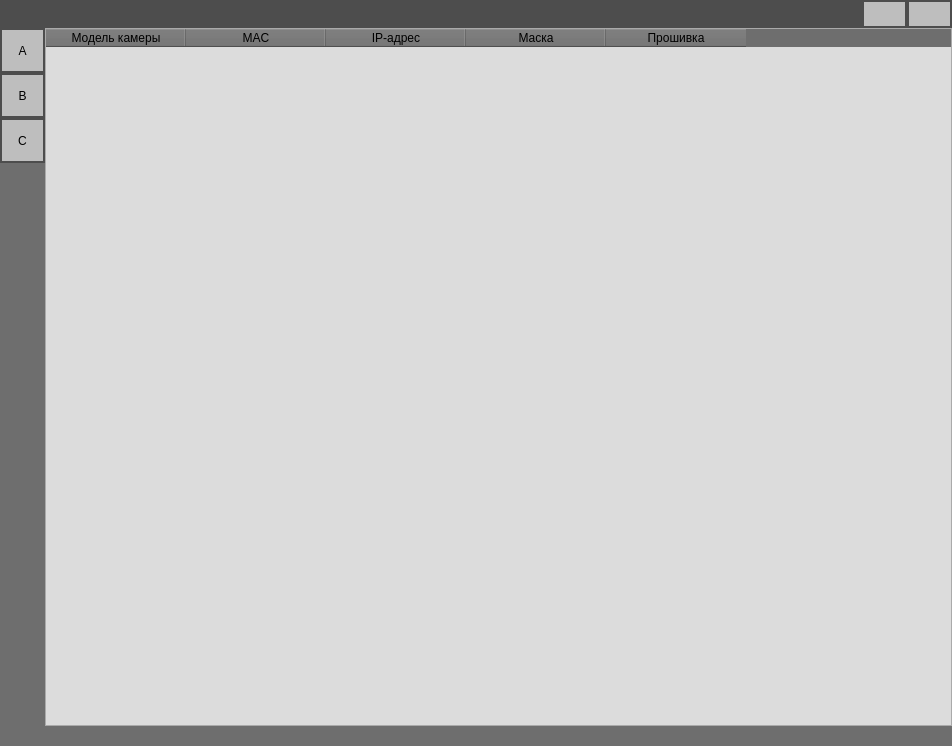
This is ui_main_frame.ui in mentalitet-new/ESC-new as Qt 5 draws it before an edit. The edited form follows.
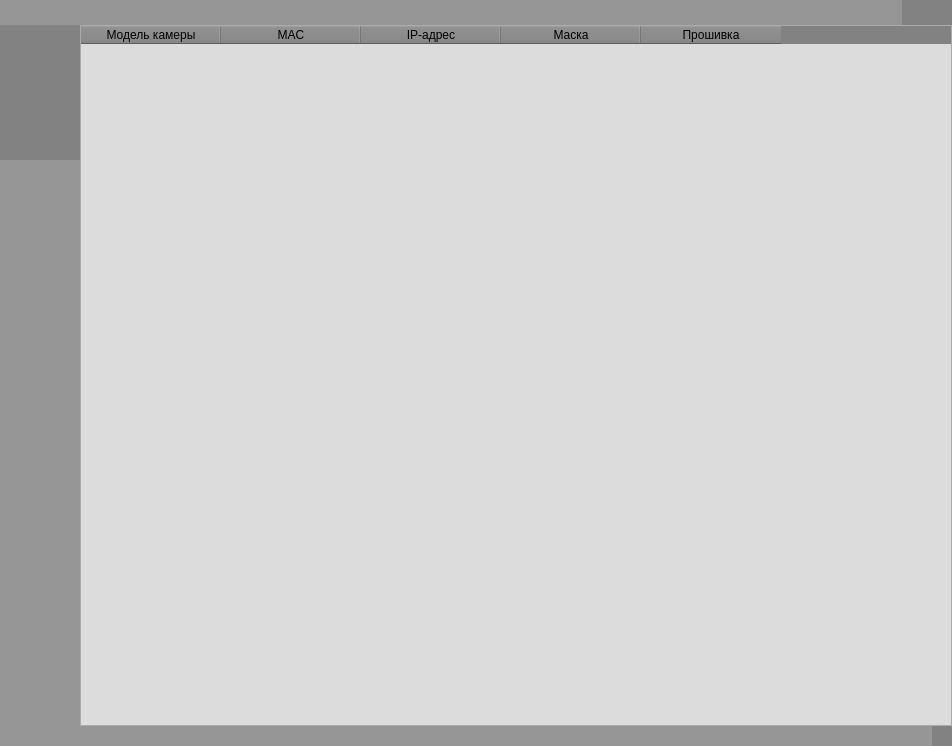
This is the edited form. Icons and pictures are not drawn.

Commit message: Изменены кнопки и иконки.

What changed in the file:
```diff
--- a/ui_main_frame.ui
+++ b/ui_main_frame.ui
@@ -19,7 +19,7 @@
    </property>
    <property name="styleSheet">
     <string notr="true">QWidget {
-background-color: rgb(110,110,110);
+background-color: rgb(130,130,130);
 }</string>
    </property>
    <layout class="QVBoxLayout" name="verticalLayout_2">
@@ -43,7 +43,7 @@
       <property name="maximumSize">
        <size>
         <width>16777215</width>
-        <height>45</height>
+        <height>25</height>
        </size>
       </property>
       <property name="frameShadow">
@@ -70,9 +70,12 @@
          <property name="maximumSize">
           <size>
            <width>16777215</width>
-           <height>45</height>
+           <height>25</height>
           </size>
          </property>
+         <property name="autoFillBackground">
+          <bool>false</bool>
+         </property>
          <property name="frameShadow">
           <enum>QFrame::Raised</enum>
          </property>
@@ -94,24 +97,21 @@
           </property>
           <item>
            <widget class="QLabel" name="label_top">
+            <property name="minimumSize">
+             <size>
+              <width>0</width>
+              <height>25</height>
+             </size>
+            </property>
             <property name="maximumSize">
              <size>
               <width>16777215</width>
-              <height>45</height>
+              <height>25</height>
              </size>
             </property>
             <property name="styleSheet">
              <string notr="true">QLabel {
-background-color: rgb(77,77,77);
-    spacing: 3px;           
-    padding: 5px 10px;
-    color: rgb(0,0,0);  
-}
-QLabel:pressed {
-	border: 2px solid green;
-    background-color: rgb(85, 170, 127);
-    color: rgb(0,0,0);  
-    border-radius: 5px;
+    background-color: rgb(150,150,150);
 }</string>
             </property>
             <property name="frameShadow">
@@ -127,10 +127,16 @@
        </item>
        <item>
         <widget class="QFrame" name="frame_close">
+         <property name="minimumSize">
+          <size>
+           <width>25</width>
+           <height>25</height>
+          </size>
+         </property>
          <property name="maximumSize">
           <size>
-           <width>45</width>
-           <height>45</height>
+           <width>25</width>
+           <height>25</height>
           </size>
          </property>
          <property name="frameShadow">
@@ -154,10 +160,16 @@
           </property>
           <item>
            <widget class="QPushButton" name="pushButton_min_window">
+            <property name="minimumSize">
+             <size>
+              <width>25</width>
+              <height>25</height>
+             </size>
+            </property>
             <property name="maximumSize">
              <size>
-              <width>45</width>
-              <height>45</height>
+              <width>25</width>
+              <height>25</height>
              </size>
             </property>
             <property name="styleSheet">
@@ -166,7 +178,6 @@
     padding: 5px 10px;
     background-color: rgb(190,190,190);
     color: rgb(0,0,0);
-	border: 2px solid rgb(77,77,77);
 }
 QPushButton:hover {
 	background-color: rgb(255, 142, 119);
@@ -188,7 +199,13 @@
             </property>
             <property name="icon">
              <iconset>
-              <normaloff>icon/min.png</normaloff>icon/min.png</iconset>
+              <normaloff>icon/8666554_minus_square_icon.png</normaloff>icon/8666554_minus_square_icon.png</iconset>
+            </property>
+            <property name="iconSize">
+             <size>
+              <width>20</width>
+              <height>20</height>
+             </size>
             </property>
             <property name="flat">
              <bool>true</bool>
@@ -200,10 +217,16 @@
        </item>
        <item>
         <widget class="QFrame" name="frame_min">
+         <property name="minimumSize">
+          <size>
+           <width>25</width>
+           <height>25</height>
+          </size>
+         </property>
          <property name="maximumSize">
           <size>
-           <width>45</width>
-           <height>45</height>
+           <width>25</width>
+           <height>25</height>
           </size>
          </property>
          <property name="frameShadow">
@@ -227,10 +250,16 @@
           </property>
           <item>
            <widget class="QPushButton" name="pushButton_close_window">
+            <property name="minimumSize">
+             <size>
+              <width>25</width>
+              <height>25</height>
+             </size>
+            </property>
             <property name="maximumSize">
              <size>
-              <width>45</width>
-              <height>45</height>
+              <width>25</width>
+              <height>25</height>
              </size>
             </property>
             <property name="styleSheet">
@@ -239,7 +268,6 @@
     padding: 5px 10px;
     background-color: rgb(190,190,190);
     color: rgb(0,0,0);
-	border: 2px solid rgb(77,77,77);
 }
 QPushButton:hover {
 	background-color: rgb(255, 142, 119);
@@ -261,7 +289,13 @@
             </property>
             <property name="icon">
              <iconset>
-              <normaloff>icon/exit.png</normaloff>icon/exit.png</iconset>
+              <normaloff>icon/8666744_x_square_icon.png</normaloff>icon/8666744_x_square_icon.png</iconset>
+            </property>
+            <property name="iconSize">
+             <size>
+              <width>30</width>
+              <height>20</height>
+             </size>
             </property>
             <property name="flat">
              <bool>true</bool>
@@ -299,13 +333,13 @@
         <widget class="QFrame" name="button_right">
          <property name="minimumSize">
           <size>
-           <width>0</width>
+           <width>80</width>
            <height>0</height>
           </size>
          </property>
          <property name="maximumSize">
           <size>
-           <width>45</width>
+           <width>80</width>
            <height>16777215</height>
           </size>
          </property>
@@ -330,9 +364,15 @@
           </property>
           <item>
            <widget class="QFrame" name="vertical_button_3">
+            <property name="minimumSize">
+             <size>
+              <width>80</width>
+              <height>0</height>
+             </size>
+            </property>
             <property name="maximumSize">
              <size>
-              <width>45</width>
+              <width>80</width>
               <height>45</height>
              </size>
             </property>
@@ -359,13 +399,13 @@
               <widget class="QPushButton" name="pushButton_A">
                <property name="minimumSize">
                 <size>
-                 <width>45</width>
+                 <width>80</width>
                  <height>45</height>
                 </size>
                </property>
                <property name="maximumSize">
                 <size>
-                 <width>45</width>
+                 <width>80</width>
                  <height>45</height>
                 </size>
                </property>
@@ -375,7 +415,6 @@
     padding: 5px 10px;
     background-color: rgb(190,190,190);
     color: rgb(0,0,0);
-	border: 2px solid rgb(77,77,77);
 }
 QPushButton:hover {
 	background-color: rgb(255, 142, 119);
@@ -393,7 +432,20 @@
 }</string>
                </property>
                <property name="text">
-                <string>A</string>
+                <string/>
+               </property>
+               <property name="icon">
+                <iconset>
+                 <normaloff>icon/refresh_cw_icon.png</normaloff>icon/refresh_cw_icon.png</iconset>
+               </property>
+               <property name="iconSize">
+                <size>
+                 <width>45</width>
+                 <height>45</height>
+                </size>
+               </property>
+               <property name="default">
+                <bool>true</bool>
                </property>
                <property name="flat">
                 <bool>true</bool>
@@ -405,9 +457,15 @@
           </item>
           <item>
            <widget class="QFrame" name="vertical_button_2">
+            <property name="minimumSize">
+             <size>
+              <width>80</width>
+              <height>0</height>
+             </size>
+            </property>
             <property name="maximumSize">
              <size>
-              <width>45</width>
+              <width>80</width>
               <height>45</height>
              </size>
             </property>
@@ -434,13 +492,13 @@
               <widget class="QPushButton" name="pushButton_B">
                <property name="minimumSize">
                 <size>
-                 <width>45</width>
+                 <width>80</width>
                  <height>45</height>
                 </size>
                </property>
                <property name="maximumSize">
                 <size>
-                 <width>45</width>
+                 <width>80</width>
                  <height>45</height>
                 </size>
                </property>
@@ -450,7 +508,7 @@
     padding: 5px 10px;
     background-color: rgb(190,190,190);
     color: rgb(0,0,0);
-	border: 2px solid rgb(77,77,77);
+
 }
 QPushButton:hover {
 	background-color: rgb(255, 142, 119);
@@ -468,7 +526,17 @@
 }</string>
                </property>
                <property name="text">
-                <string>B</string>
+                <string/>
+               </property>
+               <property name="icon">
+                <iconset>
+                 <normaloff>icon/info_information_icon.png</normaloff>icon/info_information_icon.png</iconset>
+               </property>
+               <property name="iconSize">
+                <size>
+                 <width>45</width>
+                 <height>45</height>
+                </size>
                </property>
                <property name="flat">
                 <bool>true</bool>
@@ -480,9 +548,15 @@
           </item>
           <item>
            <widget class="QFrame" name="vertical_button_1">
+            <property name="minimumSize">
+             <size>
+              <width>80</width>
+              <height>0</height>
+             </size>
+            </property>
             <property name="maximumSize">
              <size>
-              <width>45</width>
+              <width>80</width>
               <height>45</height>
              </size>
             </property>
@@ -509,13 +583,13 @@
               <widget class="QPushButton" name="pushButton_C">
                <property name="minimumSize">
                 <size>
-                 <width>45</width>
+                 <width>80</width>
                  <height>45</height>
                 </size>
                </property>
                <property name="maximumSize">
                 <size>
-                 <width>45</width>
+                 <width>80</width>
                  <height>45</height>
                 </size>
                </property>
@@ -525,7 +599,6 @@
 	 padding: 5px 10px;
     background-color: rgb(190,190,190);
     color: rgb(0,0,0);
-	 border: 2px solid rgb(77,77,77);
 }
 QPushButton:hover {
 	background-color: rgb(255, 142, 119);
@@ -543,7 +616,17 @@
 }</string>
                </property>
                <property name="text">
-                <string>C</string>
+                <string/>
+               </property>
+               <property name="icon">
+                <iconset>
+                 <normaloff>icon/free-icon-laundry-9137873.png</normaloff>icon/free-icon-laundry-9137873.png</iconset>
+               </property>
+               <property name="iconSize">
+                <size>
+                 <width>32</width>
+                 <height>32</height>
+                </size>
                </property>
                <property name="flat">
                 <bool>true</bool>
@@ -555,9 +638,15 @@
           </item>
           <item>
            <widget class="QFrame" name="verticalFrame">
+            <property name="minimumSize">
+             <size>
+              <width>80</width>
+              <height>0</height>
+             </size>
+            </property>
             <property name="maximumSize">
              <size>
-              <width>45</width>
+              <width>80</width>
               <height>16777215</height>
              </size>
             </property>
@@ -581,10 +670,15 @@
               <widget class="QLabel" name="label_3">
                <property name="maximumSize">
                 <size>
-                 <width>45</width>
+                 <width>80</width>
                  <height>16777215</height>
                 </size>
                </property>
+               <property name="styleSheet">
+                <string notr="true">QLabel {
+    background-color: rgb(150,150,150);
+}</string>
+               </property>
                <property name="text">
                 <string/>
                </property>
@@ -646,6 +740,9 @@
                <property name="layoutDirection">
                 <enum>Qt::LeftToRight</enum>
                </property>
+               <property name="autoFillBackground">
+                <bool>false</bool>
+               </property>
                <property name="styleSheet">
                 <string notr="true">QTableWidget {
     background-color: rgb(220,220,220);
@@ -762,6 +859,11 @@
                  <height>20</height>
                 </size>
                </property>
+               <property name="styleSheet">
+                <string notr="true">QFrame {
+    background-color: rgb(150,150,150);
+}</string>
+               </property>
                <property name="frameShadow">
                 <enum>QFrame::Raised</enum>
                </property>
```
Left out of the diff: 26 changed lines with no effect on the pictures. The commit also changes 1 other file.
